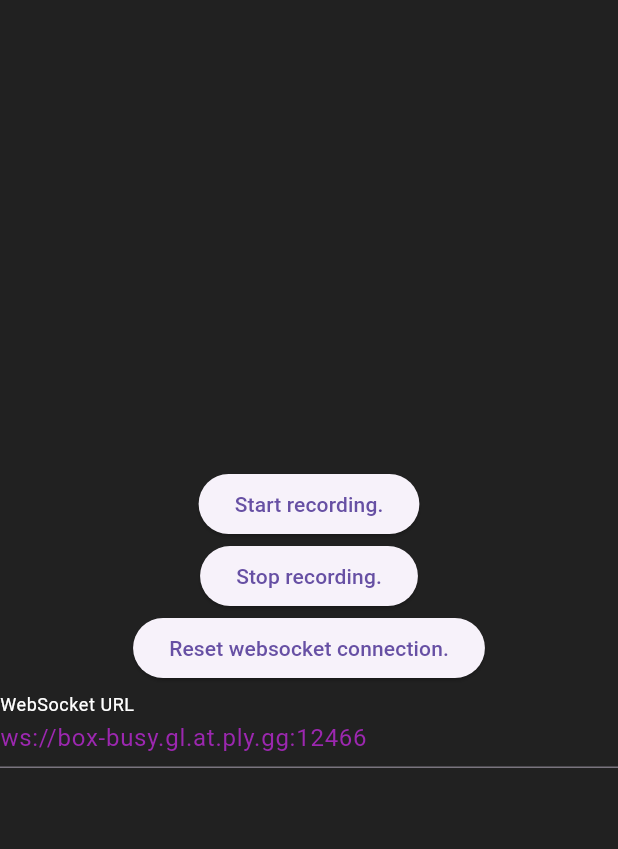
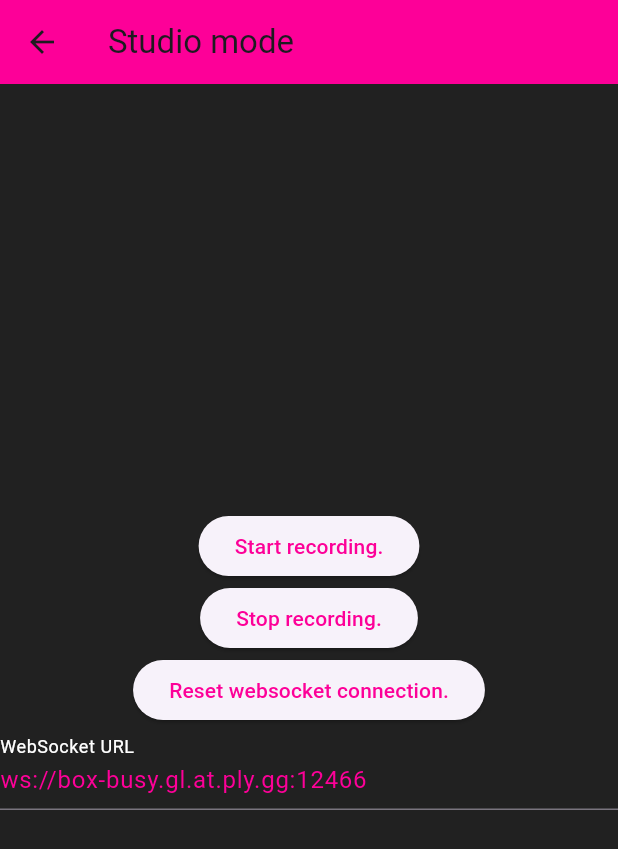
Before and after one commit to theartcher/S4-SM-Individual, a Flutter app: the screen it shows after launch, after a tap on "Studio Mode", on a phone screen of 412 x 824 dp. Shown: the top 849 px of the screen. Run offline on Flutter 3.47's test engine with Material 3 defaults, Android fonts, the phone set to English and light mode, and no system bars; our stand-ins replace audioplayers, permission_handler; missing offline and left inert: flutter_sound; network calls fail; statements that could not run were skipped.

Commit message:
UI/Code reformatting

```diff
--- a/microphone_mixer_flutter/lib/pages/connectivityTest.dart
+++ /dev/null
@@ -1 +0,0 @@
-void main() {}
--- a/microphone_mixer_flutter/lib/pages/homepage.dart
+++ b/microphone_mixer_flutter/lib/pages/homepage.dart
@@ -1,6 +1,8 @@
 import 'package:flutter/material.dart';
 import 'package:microphone_mixer_flutter/pages/microphone.dart';
 import 'package:microphone_mixer_flutter/pages/studio.dart';
+
+const PRIMARY_COLOR = Color(0xFFfd0098);
 
 class HomePage extends StatelessWidget {
   const HomePage({super.key});
@@ -26,8 +28,12 @@ class HomePage extends StatelessWidget {
                 Icon(
                   Icons.mic,
                   size: iconDefaultSize,
+                  color: PRIMARY_COLOR,
                 ),
-                const Text('Microphone Mode'),
+                const Text(
+                  'Microphone Mode',
+                  style: TextStyle(color: Colors.black),
+                ),
               ],
             ),
           ),
@@ -43,8 +49,12 @@ class HomePage extends StatelessWidget {
                 Icon(
                   Icons.headphones,
                   size: iconDefaultSize,
+                  color: PRIMARY_COLOR,
                 ),
-                const Text('Studio Mode'),
+                const Text(
+                  'Studio Mode',
+                  style: TextStyle(color: Colors.black),
+                ),
               ],
             ),
           ),
--- a/microphone_mixer_flutter/lib/pages/studio.dart
+++ b/microphone_mixer_flutter/lib/pages/studio.dart
@@ -2,6 +2,8 @@ import 'package:audioplayers/audioplayers.dart';
 import 'package:flutter/material.dart';
 import 'package:web_socket_channel/io.dart';
 import 'package:web_socket_channel/web_socket_channel.dart';
+
+const PRIMARY_COLOR = Color(0xFFfd0098);
 
 class StudioRoute extends StatefulWidget {
   const StudioRoute({super.key});
@@ -37,6 +39,7 @@ class _StudioRouteState extends State<StudioRoute> {
     if (channel == null) return;
 
     await channel?.ready;
+    channel?.sink.add('Studio mode');
   }
 
   void resetWebSocket() {
@@ -58,6 +61,10 @@ class _StudioRouteState extends State<StudioRoute> {
 
   @override
   Widget build(BuildContext context) => Scaffold(
+        appBar: AppBar(
+          backgroundColor: PRIMARY_COLOR,
+          title: const Text('Studio mode'),
+        ),
         backgroundColor: Colors.grey.shade900,
         body: Column(
           mainAxisAlignment: MainAxisAlignment.center,
@@ -66,29 +73,38 @@ class _StudioRouteState extends State<StudioRoute> {
               onPressed: () {
                 sendStart();
               },
-              child: const Text('Start recording.'),
+              child: const Text(
+                'Start recording.',
+                style: TextStyle(color: PRIMARY_COLOR),
+              ),
             ),
             ElevatedButton(
               onPressed: () {
                 sendStop();
               },
-              child: const Text('Stop recording.'),
+              child: const Text(
+                'Stop recording.',
+                style: TextStyle(color: PRIMARY_COLOR),
+              ),
             ),
             ElevatedButton(
               onPressed: () {
                 resetWebSocket();
               },
-              child: const Text('Reset websocket connection.'),
+              child: const Text(
+                'Reset websocket connection.',
+                style: TextStyle(color: PRIMARY_COLOR),
+              ),
             ),
             TextField(
               controller: urlController,
-              decoration: InputDecoration(
+              decoration: const InputDecoration(
                 labelText: 'WebSocket URL',
                 hintText: 'Enter WebSocket URL',
-                fillColor: Colors.purple.shade200,
-                labelStyle: const TextStyle(color: Colors.white),
+                fillColor: PRIMARY_COLOR,
+                labelStyle: TextStyle(color: Colors.white),
               ),
-              style: const TextStyle(color: Colors.purple),
+              style: const TextStyle(color: PRIMARY_COLOR),
             ),
           ],
         ),
```
Also changed, not shown: microphone_mixer_flutter/lib/pages/microphone.dart (+70 -90 lines), microphone_mixer_flutter/lib/utils/_snackbar.dart (deleted, +0 -36 lines), microphone_mixer_flutter/lib/utils/file_api.dart (added, +44 -0 lines), microphone_mixer_flutter/lib/utils/snackbar.dart (added, +42 -0 lines).
